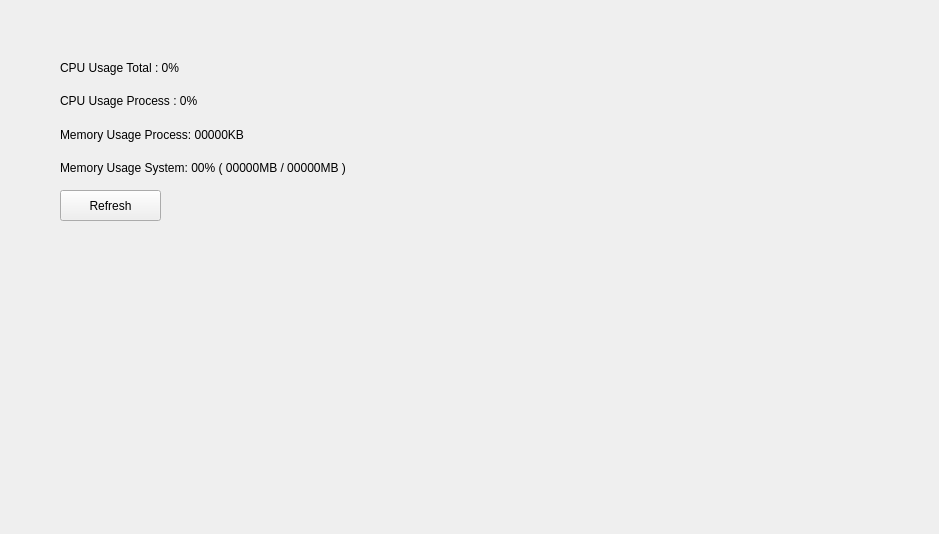
This is QtGuiApplicationTest/QtGuiApplicationTest/DebugInfoHardwareWidget.ui in xautshuanglong/QtLearningRepository as Qt 5 draws it before an edit. The edited form follows.
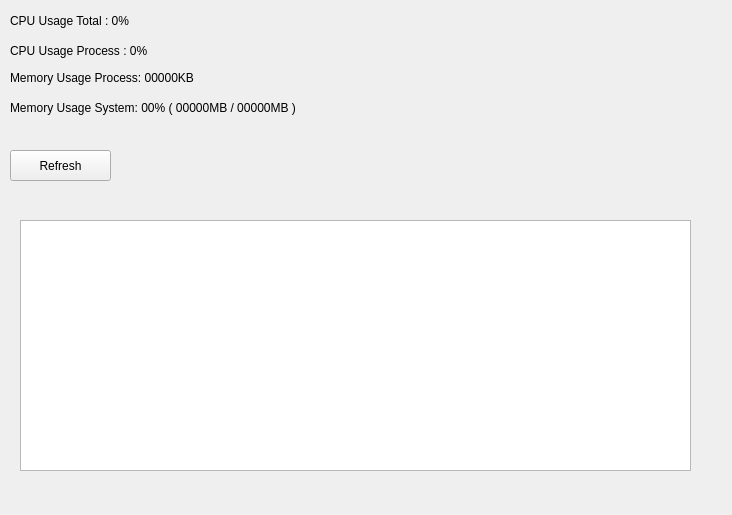
This is the edited form.

The edit to the form file:
```diff
--- a/QtGuiApplicationTest/QtGuiApplicationTest/DebugInfoHardwareWidget.ui
+++ b/QtGuiApplicationTest/QtGuiApplicationTest/DebugInfoHardwareWidget.ui
@@ -6,8 +6,8 @@
    <rect>
     <x>0</x>
     <y>0</y>
-    <width>939</width>
-    <height>534</height>
+    <width>732</width>
+    <height>515</height>
    </rect>
   </property>
   <property name="windowTitle">
@@ -16,8 +16,8 @@
   <widget class="QPushButton" name="btnRefresh">
    <property name="geometry">
     <rect>
-     <x>60</x>
-     <y>190</y>
+     <x>10</x>
+     <y>150</y>
      <width>101</width>
      <height>31</height>
     </rect>
@@ -29,8 +29,8 @@
   <widget class="QLabel" name="lbCpuUsageTotal">
    <property name="geometry">
     <rect>
-     <x>60</x>
-     <y>57</y>
+     <x>10</x>
+     <y>10</y>
      <width>161</width>
      <height>21</height>
     </rect>
@@ -42,8 +42,8 @@
   <widget class="QLabel" name="lbCpuUsageProcess">
    <property name="geometry">
     <rect>
-     <x>60</x>
-     <y>90</y>
+     <x>10</x>
+     <y>40</y>
      <width>161</width>
      <height>21</height>
     </rect>
@@ -55,8 +55,8 @@
   <widget class="QLabel" name="lbMemoryUsageSystem">
    <property name="geometry">
     <rect>
-     <x>60</x>
-     <y>160</y>
+     <x>10</x>
+     <y>100</y>
      <width>411</width>
      <height>16</height>
     </rect>
@@ -68,8 +68,8 @@
   <widget class="QLabel" name="lbMemoryUsageProcess">
    <property name="geometry">
     <rect>
-     <x>60</x>
-     <y>127</y>
+     <x>10</x>
+     <y>70</y>
      <width>411</width>
      <height>16</height>
     </rect>
@@ -78,6 +78,16 @@
     <string>Memory Usage Process: 00000KB</string>
    </property>
   </widget>
+  <widget class="QTableWidget" name="twNetConnection">
+   <property name="geometry">
+    <rect>
+     <x>20</x>
+     <y>220</y>
+     <width>671</width>
+     <height>251</height>
+    </rect>
+   </property>
+  </widget>
  </widget>
  <resources/>
  <connections/>
```
